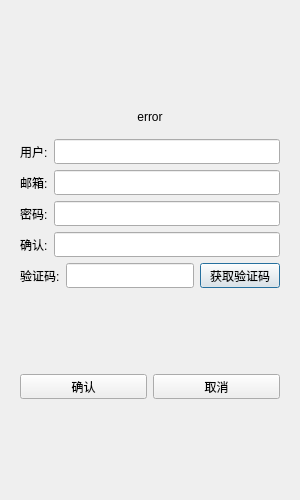
This is chat/registerdialog.ui in wxStuPpy/QT as Qt 5 draws it before an edit. The edited form follows.
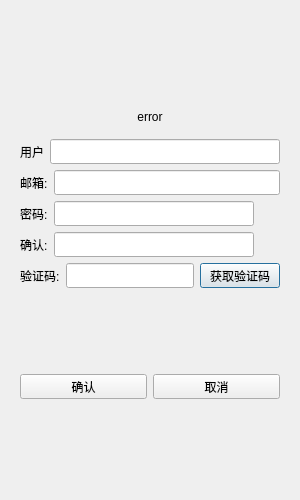
This is the edited form. Custom widgets are drawn as their Qt base class.

```diff
--- a/chat/registerdialog.ui
+++ b/chat/registerdialog.ui
@@ -66,7 +66,7 @@
               </size>
              </property>
              <property name="text">
-              <string>用户:</string>
+              <string>用户</string>
              </property>
             </widget>
            </item>
@@ -164,6 +164,25 @@
              </property>
             </widget>
            </item>
+           <item>
+            <widget class="QLabel" name="pwdVisible">
+             <property name="minimumSize">
+              <size>
+               <width>20</width>
+               <height>20</height>
+              </size>
+             </property>
+             <property name="maximumSize">
+              <size>
+               <width>20</width>
+               <height>20</height>
+              </size>
+             </property>
+             <property name="text">
+              <string/>
+             </property>
+            </widget>
+           </item>
           </layout>
          </item>
          <item>
@@ -203,6 +222,25 @@
              </property>
             </widget>
            </item>
+           <item>
+            <widget class="QLabel" name="confVisible">
+             <property name="minimumSize">
+              <size>
+               <width>20</width>
+               <height>20</height>
+              </size>
+             </property>
+             <property name="maximumSize">
+              <size>
+               <width>20</width>
+               <height>20</height>
+              </size>
+             </property>
+             <property name="text">
+              <string/>
+             </property>
+            </widget>
+           </item>
           </layout>
          </item>
          <item>
@@ -340,6 +378,13 @@
    </item>
   </layout>
  </widget>
+ <customwidgets>
+  <customwidget>
+   <class>TimerBtn</class>
+   <extends>QPushButton</extends>
+   <header location="global">timerbtn.h</header>
+  </customwidget>
+ </customwidgets>
  <resources/>
  <connections/>
 </ui>
```
Left out of the diff: 10 changed lines with no effect on the pictures.
